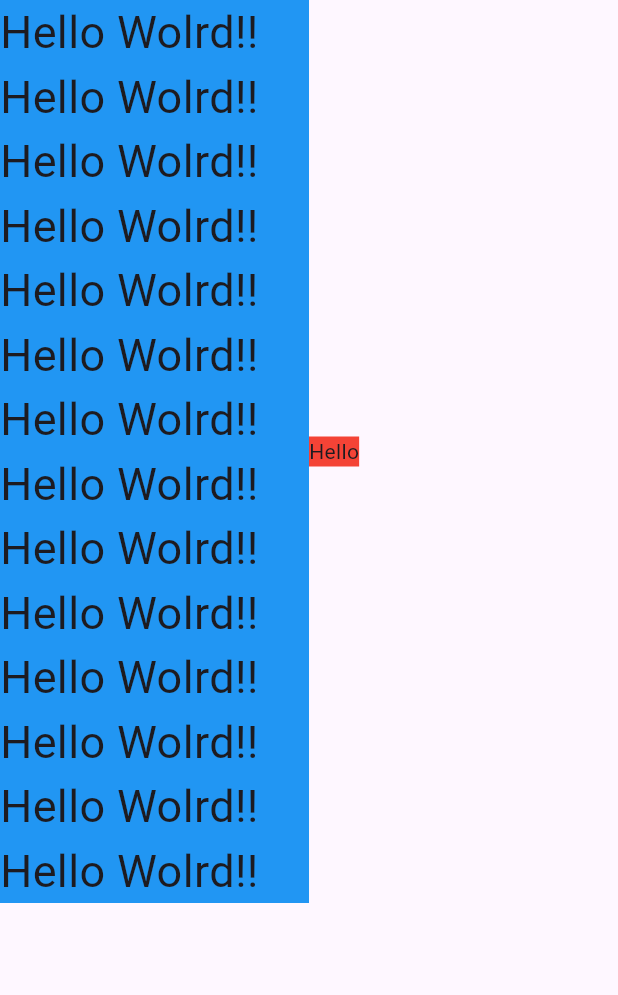
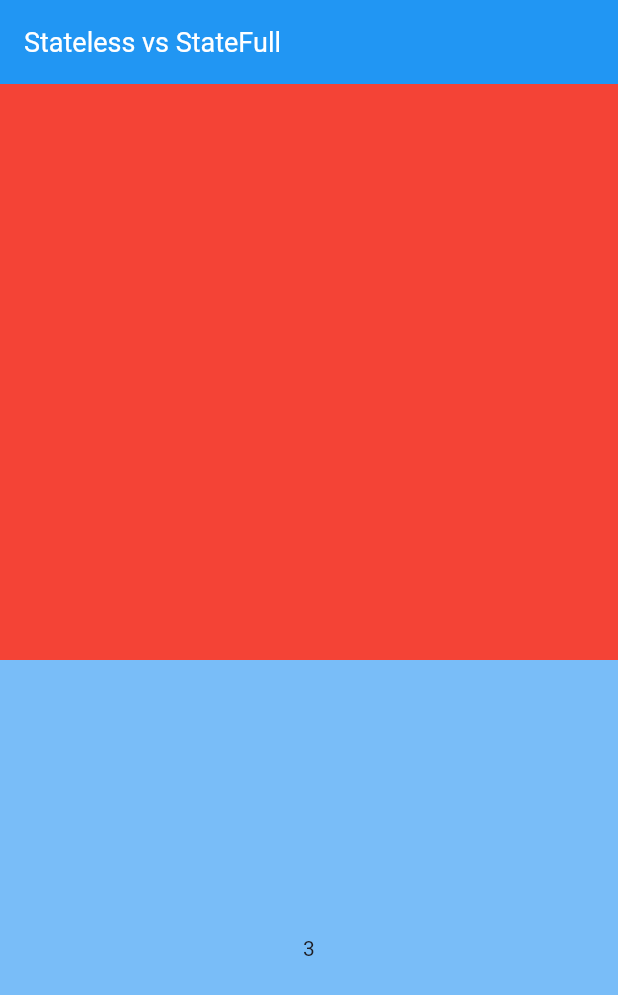
Before and after one commit to freechird2/flutter_practice, a Flutter app: the screen it shows after launch, on a phone screen of 412 x 824 dp. Shown: the top 995 px of the screen. Run offline on Flutter 3.47's test engine with Material 3 defaults, Android fonts, the phone set to English and light mode, and no system bars.

Commit message:
Part2_ch03

```diff
--- a/flutter_example/lib/main.dart
+++ b/flutter_example/lib/main.dart
@@ -1,65 +1,92 @@
 import 'package:flutter/material.dart';
 
 void main() {
-  runApp(MaterialApp(home: HomeWidget()));
+  runApp(
+      MaterialApp(
+          home: Scaffold(
+            appBar: AppBar(
+              title: Text('Stateless vs StateFull', style: TextStyle(color: Colors.white, fontSize: 18),),
+              backgroundColor: Colors.blue,
+            ),
+            body: Body()
+          )
+      )
+  );
 }
 
-class HomeWidget extends StatelessWidget {
-  const HomeWidget({super.key});
+class Body extends StatelessWidget {
+  const Body({super.key});
 
   @override
   Widget build(BuildContext context) {
-    return const SafeArea(child: Scaffold(body: ConstraintsWidget()));
+    return Column(
+      children: [
+        ExampleStateless(),
+        ExampleStateful(index: 3)
+      ],
+    );
   }
 }
 
-class ConstraintsWidget extends StatelessWidget {
-  const ConstraintsWidget({super.key});
+class ExampleStateless extends StatelessWidget {
+  const ExampleStateless({super.key});
 
   @override
   Widget build(BuildContext context) {
-    return Row(
-      children: [
-        Flexible(
-          child: Container(
-              color: Colors.blue,
-              child: Text(
-                'Hello Wolrd!!Hello Wolrd!!Hello Wolrd!!Hello Wolrd!!Hello Wolrd!!Hello Wolrd!!Hello Wolrd!!Hello Wolrd!!Hello Wolrd!!Hello Wolrd!!Hello Wolrd!!Hello Wolrd!!Hello Wolrd!!Hello Wolrd!!',
-                style: TextStyle(fontSize: 30),
-              )),
-        ),
-        Flexible(child: Container(color: Colors.red, child: Text('Hello')))
-      ],
+    return Expanded(
+      flex: 1,
+      child: Container(
+        color: Colors.red
+      ),
     );
-    // return Container(
-    //   height: 500,
-    //   width: 500,
-    //   color: Colors.blue,
-    //   child: Center(
-    //     child: OverflowBox(
-    //         child: Container(
-    //           width: 300,
-    //           height: 700,
-    //           color: Colors.green,
-    //         ),
-    //       ),
-    //   ),
-    //
-    //   // child: Center(
-    //   //   child: Container(
-    //   //     constraints: BoxConstraints.tight(
-    //   //         Size(200, 200)
-    //   //     ),
-    //   //     color: Colors.red,
-    //   //     height: 300,
-    //   //     width: 300,
-    //   //     child: Container(
-    //   //       width: 50,
-    //   //       height: 50,
-    //   //       color: Colors.green,
-    //   //     ),
-    //   //   ),
-    //   // )
-    // );
   }
 }
+
+class ExampleStateful extends StatefulWidget {
+  final int index;
+
+  const ExampleStateful({required this.index, super.key});
+
+  @override
+  State<ExampleStateful> createState() => _ExampleStatefulState();
+}
+
+class _ExampleStatefulState extends State<ExampleStateful> {
+  late int _index;
+
+  @override
+  void initState() {
+    super.initState();
+    _index = widget.index;
+  }
+
+  @override
+  void dispose() {
+
+  }
+
+  @override
+  Widget build(BuildContext context) {
+    return Expanded(
+      flex: 1,
+      child: GestureDetector(
+        onTap: () {
+          setState(() {
+            if (_index == 5) {
+              _index = 0;
+              return;
+            }
+
+            _index++;
+          });
+        },
+        child: Container(
+          color: Colors.blue.withOpacity(_index/5),
+          child: Center(
+            child: Text('$_index'),
+          ),
+        ),
+      ),
+    );
+  }
+}
```
